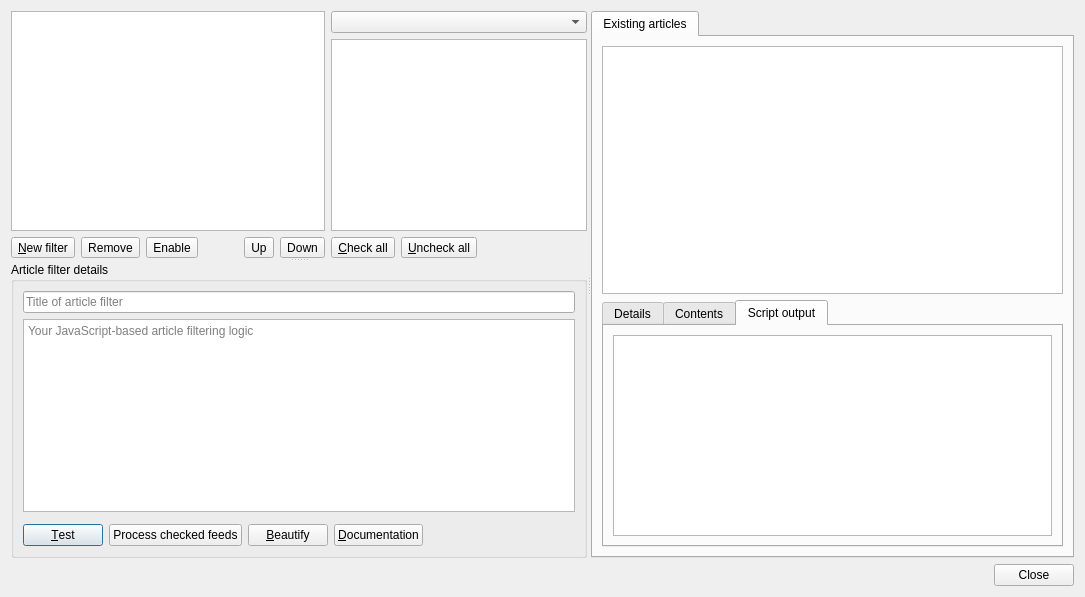
martinrotter/rssguard, file src/librssguard/gui/dialogs/formmessagefiltersmanager.ui: the form before one commit.
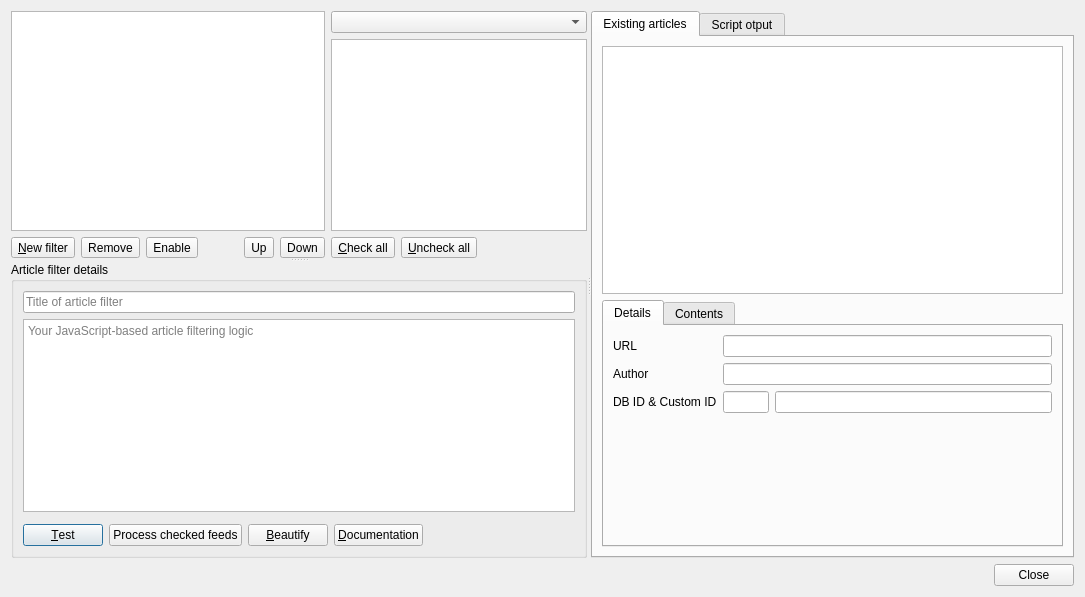
The form after the commit. The open tabs and pages were chosen to show the change. Custom widgets are drawn as their Qt base class.

Commit message: unify test-filter and process-filter UI behavior

Patch:
```diff
--- a/src/librssguard/gui/dialogs/formmessagefiltersmanager.ui
+++ b/src/librssguard/gui/dialogs/formmessagefiltersmanager.ui
@@ -371,11 +371,15 @@
             </item>
            </layout>
           </widget>
-          <widget class="QWidget" name="tab_3">
+         </widget>
+        </item>
+       </layout>
+      </widget>
+      <widget class="QWidget" name="m_tabScriptOutput">
            <attribute name="title">
-            <string>Script output</string>
-           </attribute>
-           <layout class="QHBoxLayout" name="horizontalLayout">
+        <string>Script otput</string>
+       </attribute>
+       <layout class="QHBoxLayout" name="horizontalLayout_3">
             <item>
              <widget class="QTextEdit" name="m_txtErrors">
               <property name="sizePolicy">
@@ -387,10 +391,6 @@
               <property name="readOnly">
                <bool>true</bool>
               </property>
-             </widget>
-            </item>
-           </layout>
-          </widget>
          </widget>
         </item>
        </layout>
```
Left out of the diff: 2 changed lines with no effect on the pictures. Lines whose indentation alone changed are shown as unchanged. The commit also changes 2 other files.
